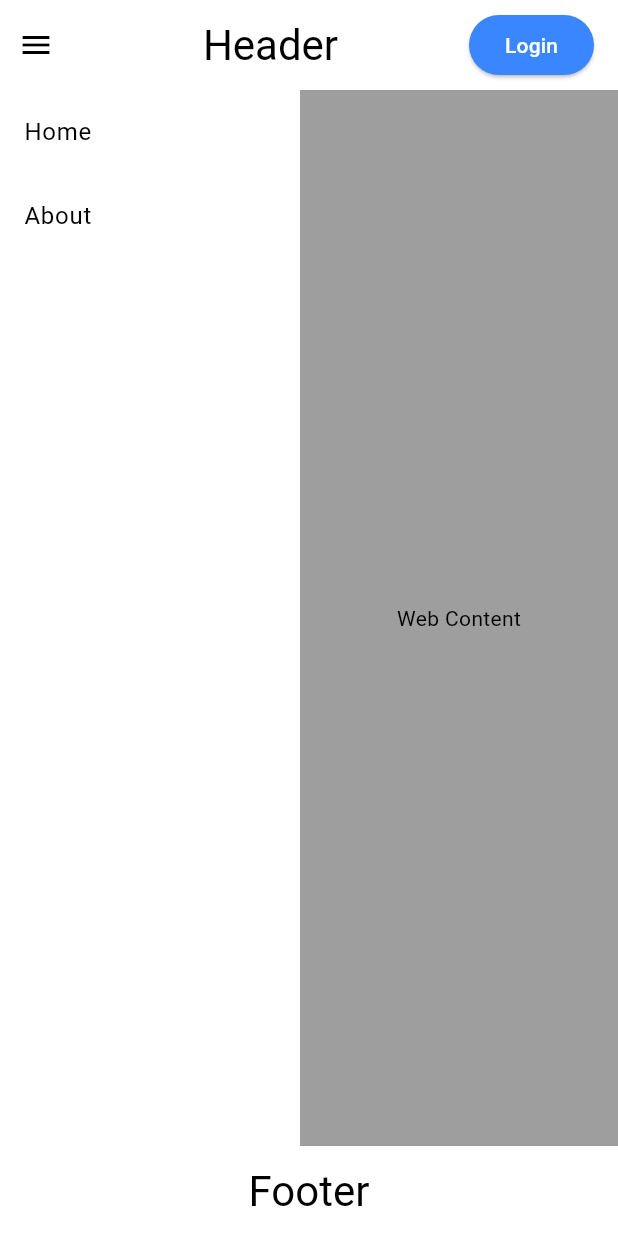
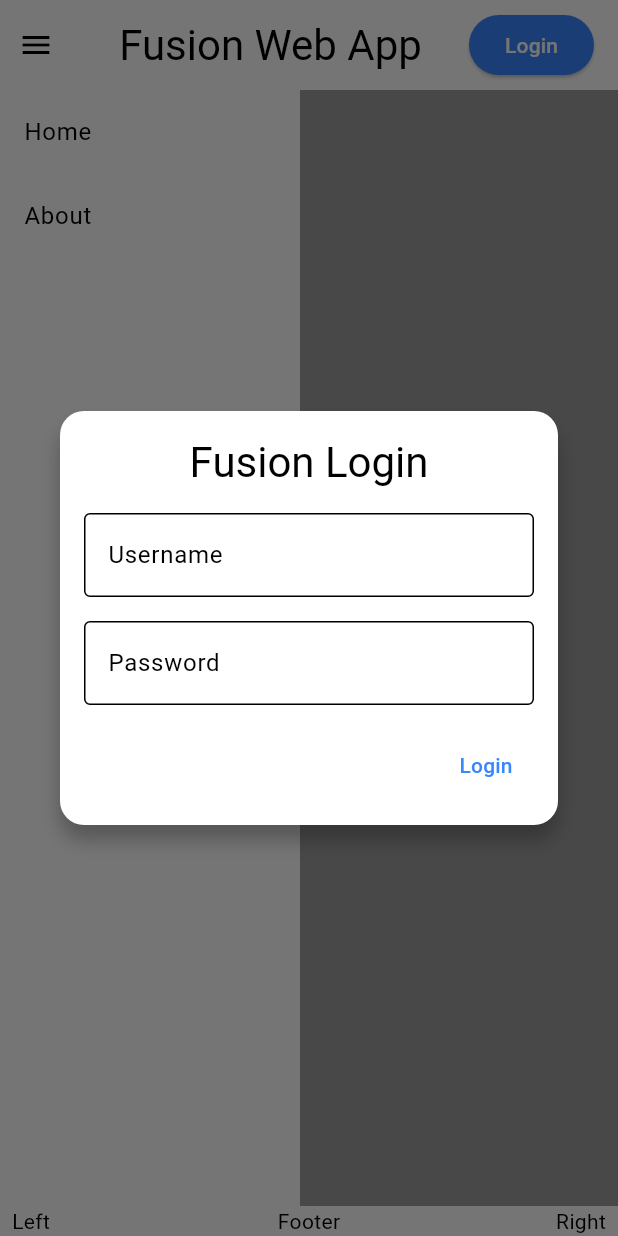
Before and after one commit to TekknoGuy/Fusion, a Flutter app: the WebLayout screen opened directly, after a tap on "Login", on a phone screen of 412 x 824 dp. Run offline on Flutter 3.47's test engine with Material 3 defaults, Android fonts, the phone set to English and light mode, and no system bars; our stand-ins replace flutter_secure_storage, shared_preferences; accounts and stored records are empty.

Commit message:
Work in progress...

```diff
--- /dev/null
+++ b/lib/widgets/login_dialog.dart
@@ -0,0 +1,87 @@
+import 'package:flutter/material.dart';
+
+class LoginDialog extends StatelessWidget {
+  const LoginDialog({super.key});
+
+  @override
+  Widget build(BuildContext context) {
+    final theme = Theme.of(context);
+    return Dialog(
+      shape: RoundedRectangleBorder(
+        borderRadius: BorderRadius.circular(16.0),
+      ),
+      elevation: 0,
+      backgroundColor: Colors.transparent,
+      child: _buildDialogContent(context),
+    );
+  }
+
+  Widget _buildDialogContent(BuildContext context) {
+    final theme = Theme.of(context);
+    return Stack(
+      children: <Widget>[
+        Container(
+          width: 400,
+          padding: const EdgeInsets.all(16.0),
+          decoration: BoxDecoration(
+            color: theme.colorScheme.surface,
+            shape: BoxShape.rectangle,
+            borderRadius: BorderRadius.circular(16.0),
+            boxShadow: const [
+              BoxShadow(
+                color: Colors.black26,
+                blurRadius: 10.0,
+                offset: Offset(0.0, 10.0),
+              ),
+            ],
+          ),
+          child: Column(
+            mainAxisSize: MainAxisSize.min,
+            children: <Widget>[
+              Text(
+                'Fusion Login',
+                style: theme.textTheme.headlineMedium?.copyWith(
+                  color: theme.colorScheme.onSurface,
+                ),
+              ),
+              const SizedBox(height: 16.0),
+              TextField(
+                decoration: InputDecoration(
+                  hintText: 'Username',
+                  border: const OutlineInputBorder(),
+                  filled: true,
+                  fillColor: theme.colorScheme.surface,
+                ),
+                style: TextStyle(color: theme.colorScheme.onBackground),
+              ),
+              const SizedBox(height: 16.0),
+              TextField(
+                decoration: InputDecoration(
+                  hintText: 'Password',
+                  border: const OutlineInputBorder(),
+                  filled: true,
+                  fillColor: theme.colorScheme.surface,
+                ),
+                obscureText: true,
+                style: TextStyle(color: theme.colorScheme.onSurface),
+              ),
+              const SizedBox(height: 16.0),
+              Align(
+                alignment: Alignment.bottomRight,
+                child: TextButton(
+                  onPressed: () {
+                    Navigator.of(context).pop(); // Dismiss the dialog
+                  },
+                  style: TextButton.styleFrom(
+                    foregroundColor: theme.colorScheme.primary,
+                  ),
+                  child: const Text('Login'),
+                ),
+              ),
+            ],
+          ),
+        ),
+      ],
+    );
+  }
+}
--- a/lib/widgets/web_footer.dart
+++ b/lib/widgets/web_footer.dart
@@ -5,14 +5,46 @@ class Footer extends StatelessWidget {
 
   @override
   Widget build(BuildContext context) {
-    return SizedBox(
-      height: 60,
-      child: Center(
-        child: Text(
-          'Footer',
-          style: Theme.of(context).textTheme.headlineMedium,
-        ),
-      ),
+    return LayoutBuilder(
+      builder: (BuildContext context, BoxConstraints constraints) {
+        final double sectionWidth = constraints.maxWidth / 3;
+
+        return SizedBox(
+          height: 20,
+          child: Row(
+            children: [
+              // Left TextBox
+              SizedBox(
+                width: sectionWidth,
+                child: const Padding(
+                  padding: EdgeInsets.symmetric(horizontal: 8.0),
+                  child: Text('Left'),
+                ),
+              ),
+              // Center Text
+              SizedBox(
+                width: sectionWidth,
+                child: const Center(
+                  child: Text(
+                    'Footer',
+                  ),
+                ),
+              ),
+              // Right TextBox
+              SizedBox(
+                width: sectionWidth,
+                child: const Padding(
+                  padding: EdgeInsets.symmetric(horizontal: 8.0),
+                  child: Align(
+                    alignment: Alignment.centerRight,
+                    child: Text('Right'),
+                  ),
+                ),
+              ),
+            ],
+          ),
+        );
+      },
     );
   }
 }
--- a/lib/widgets/web_header.dart
+++ b/lib/widgets/web_header.dart
@@ -1,4 +1,6 @@
 import 'package:flutter/material.dart';
+
+import 'login_dialog.dart';
 
 class Header extends StatelessWidget {
   final VoidCallback onMenuPressed;
@@ -19,7 +21,7 @@ class Header extends StatelessWidget {
           Expanded(
             child: Center(
               child: Text(
-                'Header',
+                'Fusion Web App',
                 style: Theme.of(context).textTheme.headlineMedium,
               ),
             ),
@@ -28,6 +30,12 @@ class Header extends StatelessWidget {
             padding: const EdgeInsets.only(right: 16.0),
             child: ElevatedButton(
               onPressed: () {
+                showDialog(
+                  context: context,
+                  builder: (BuildContext context) {
+                    return const LoginDialog();
+                  }
+                );
                 // Handle login button press
                 print('Login button pressed');
               },
```
Also changed, not shown: lib/layouts/mobile_layout.dart (+68 -7 lines), lib/widgets/mobile/main_screen.dart (added, +12 -0 lines), lib/widgets/mobile/profile_menu.dart (added, +45 -0 lines), lib/widgets/mobile/settings_screen.dart (added, +24 -0 lines), 5 other files.
